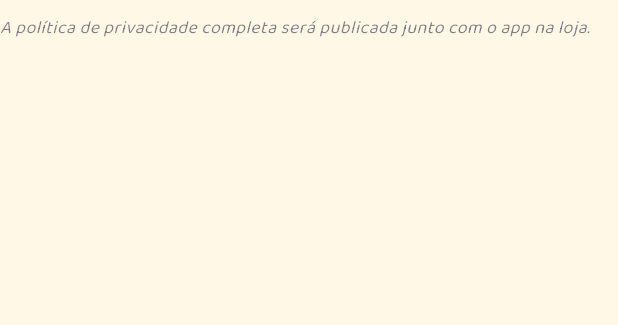
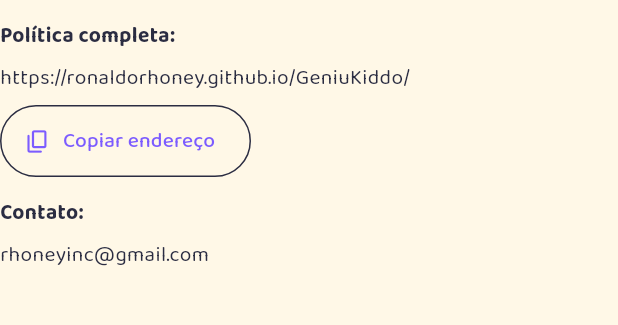
Before and after one commit to RonaldoRhoney/GeniuKiddo, a Flutter app: the _PrivacySection widget shown alone on an empty page, opened directly, on a phone screen of 412 x 824 dp, the part 90-415 px from its top. Run offline on Flutter 3.47's test engine with Material 3 defaults, Android fonts, the phone set to English and light mode, and no system bars; our stand-ins replace flutter_riverpod, flutter_tts, just_audio, shared_preferences; missing offline and left inert: audio_session; accounts and stored records are empty.

Commit message:
Privacidade: endereço da política publicada e contato, copiáveis, no Controle dos pais
Co-Authored-By: Claude Opus 5.5 <noreply@anthropic.com>

```diff
--- /dev/null
+++ b/client/lib/app/app_info.dart
@@ -0,0 +1,9 @@
+/// Dados públicos do app (não mudam por idioma).
+class AppInfo {
+  /// Política de privacidade publicada (GitHub Pages, branch `gh-pages`).
+  /// Fonte: `docs/legal/politica-de-privacidade.md`.
+  static const privacyPolicyUrl = 'https://ronaldorhoney.github.io/GeniuKiddo/';
+
+  /// Contato de suporte (também na ficha da loja e na política).
+  static const supportEmail = 'rhoneyinc@gmail.com';
+}
--- a/client/lib/features/parents/parents_area_screen.dart
+++ b/client/lib/features/parents/parents_area_screen.dart
@@ -2,6 +2,7 @@ import 'package:flutter/material.dart';
 import 'package:flutter/services.dart';
 import 'package:flutter_riverpod/flutter_riverpod.dart';
 
+import '../../app/app_info.dart';
 import '../../app/theme.dart';
 import '../../app/top_controls.dart';
 import '../../content/content_repository.dart';
@@ -643,28 +644,43 @@ class _AppearanceSection extends ConsumerWidget {
   }
 }
 
-/// Resumo de privacidade em linguagem simples (a política completa entra
-/// como link quando for publicada, M8).
+/// Resumo de privacidade em linguagem simples + endereço da política
+/// completa (seção 4.7). O endereço é selecionável e copiável — abrir o
+/// navegador exigiria um pacote novo (regra 0.5).
 class _PrivacySection extends StatelessWidget {
   const _PrivacySection();
 
   @override
   Widget build(BuildContext context) {
     final l10n = AppLocalizations.of(context)!;
-    final colors = AppColors.of(context);
     return Column(
       crossAxisAlignment: CrossAxisAlignment.start,
       children: [
         Text(l10n.parentsPrivacySummary),
-        const SizedBox(height: 10),
-        Text(
-          l10n.parentsPrivacyPolicyPlaceholder,
-          style: TextStyle(
-            fontSize: 12,
-            color: colors.ink.withValues(alpha: .6),
-            fontStyle: FontStyle.italic,
+        const SizedBox(height: 14),
+        _Label(l10n.parentsPrivacyFullPolicy),
+        const SelectableText(AppInfo.privacyPolicyUrl),
+        const SizedBox(height: 8),
+        SizedBox(
+          height: 48,
+          child: OutlinedButton.icon(
+            key: const ValueKey('copyPolicy'),
+            onPressed: () async {
+              await Clipboard.setData(
+                const ClipboardData(text: AppInfo.privacyPolicyUrl),
+              );
+              if (!context.mounted) return;
+              ScaffoldMessenger.of(context).showSnackBar(
+                SnackBar(content: Text(l10n.parentsPrivacyCopied)),
+              );
+            },
+            icon: const Icon(Icons.copy_rounded),
+            label: Text(l10n.parentsPrivacyCopy),
           ),
         ),
+        const SizedBox(height: 14),
+        _Label(l10n.parentsPrivacyContact),
+        const SelectableText(AppInfo.supportEmail),
       ],
     );
   }
--- a/client/lib/l10n/app_pt.arb
+++ b/client/lib/l10n/app_pt.arb
@@ -195,10 +195,6 @@
   "parentsThemeDark": "Escuro",
   "parentsPrivacyLabel": "Privacidade",
   "parentsPrivacySummary": "O Genius Kiddo não pede nome, data de nascimento nem e-mail da criança. Tudo fica guardado só neste aparelho, sem conexão com a internet, e a voz da criança nunca é gravada.",
-  "parentsPrivacyPolicyPlaceholder": "A política de privacidade completa será publicada junto com o app na loja.",
-  "@parentsPrivacyPolicyPlaceholder": {
-    "description": "Placeholder até o M8 publicar a política de privacidade de verdade e virar link"
-  },
   "trailSchool": "Escolinha",
   "gradeGateTitle": "Para os pais",
   "gradeGateHint": "Segure o cadeado para escolher a série da criança.",
@@ -610,5 +606,9 @@
   "helpBreakTitle": "Pausa para descansar",
   "helpBreakBody": "Depois do tempo escolhido de uso contínuo (15 minutos, se você não mudar), aparece a pausa \"Hora de descansar os olhinhos\". Só um adulto fecha, segurando o cadeado dela.",
   "helpStuckTitle": "Se a criança ficar travada",
-  "helpStuckBody": "Toque no 🔊 para ouvir de novo. Nas atividades, depois de um toque fora, a resposta certa ganha um contorno amarelo. Item trancado treme e o Kiddo explica o que vem antes. O botão 🏠 sempre volta para o menu."
+  "helpStuckBody": "Toque no 🔊 para ouvir de novo. Nas atividades, depois de um toque fora, a resposta certa ganha um contorno amarelo. Item trancado treme e o Kiddo explica o que vem antes. O botão 🏠 sempre volta para o menu.",
+  "parentsPrivacyFullPolicy": "Política completa:",
+  "parentsPrivacyCopy": "Copiar endereço",
+  "parentsPrivacyCopied": "Endereço copiado",
+  "parentsPrivacyContact": "Contato:"
 }
```
Also changed, not shown: client/lib/l10n/app_en.arb (+5 -2 lines), client/lib/l10n/generated/app_localizations.dart, client/lib/l10n/generated/app_localizations_en.dart, client/lib/l10n/generated/app_localizations_pt.dart, 1 other file.
